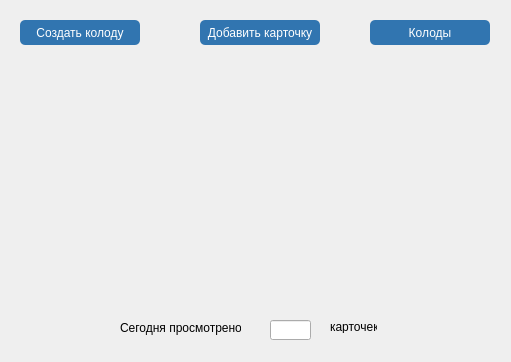
Qt form education/education.ui (vladislavvasyukov/Memorigo) before a commit.
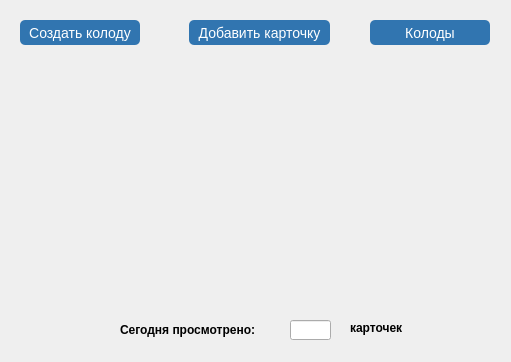
The same form after that commit.

Patch:
```diff
--- a/education/education.ui
+++ b/education/education.ui
@@ -19,18 +19,17 @@
   <widget class="QPushButton" name="add_card_button">
    <property name="geometry">
     <rect>
-     <x>200</x>
+     <x>189</x>
      <y>20</y>
-     <width>120</width>
+     <width>141</width>
      <height>25</height>
     </rect>
    </property>
    <property name="styleSheet">
     <string notr="true">color: #fff;
 text-decoration: none; 
-user-select: none;
 background-color: #3175b0;
-fon-size: 14px;
+font-size: 14px;
 border-radius: 5px;</string>
    </property>
    <property name="text">
@@ -40,7 +39,7 @@
   <widget class="QLineEdit" name="lineEdit">
    <property name="geometry">
     <rect>
-     <x>270</x>
+     <x>290</x>
      <y>320</y>
      <width>41</width>
      <height>20</height>
@@ -52,10 +51,14 @@
     <rect>
      <x>120</x>
      <y>320</y>
-     <width>121</width>
-     <height>16</height>
+     <width>151</width>
+     <height>20</height>
     </rect>
    </property>
+   <property name="styleSheet">
+    <string notr="true">font-size:12px;
+font-weight: 900;</string>
+   </property>
    <property name="text">
     <string>Сегодня просмотрено:</string>
    </property>
@@ -63,12 +66,16 @@
   <widget class="QLabel" name="label_2">
    <property name="geometry">
     <rect>
-     <x>330</x>
+     <x>350</x>
      <y>320</y>
-     <width>47</width>
-     <height>13</height>
+     <width>71</width>
+     <height>16</height>
     </rect>
    </property>
+   <property name="styleSheet">
+    <string notr="true">font-size:12px;
+font-weight: 900;</string>
+   </property>
    <property name="text">
     <string>карточек</string>
    </property>
@@ -85,9 +92,8 @@
    <property name="styleSheet">
     <string notr="true">color: #fff;
 text-decoration: none; 
-user-select: none;
 background-color: #3175b0;
-fon-size: 14px;
+font-size: 14px;
 border-radius: 5px;</string>
    </property>
    <property name="text">
@@ -127,9 +133,8 @@
    <property name="styleSheet">
     <string notr="true">color: #fff;
 text-decoration: none; 
-user-select: none;
 background-color: #3175b0;
-fon-size: 14px;
+font-size: 14px;
 border-radius: 5px;</string>
    </property>
    <property name="text">
```
Left out of the diff: 3 changed lines with no effect on the pictures.
